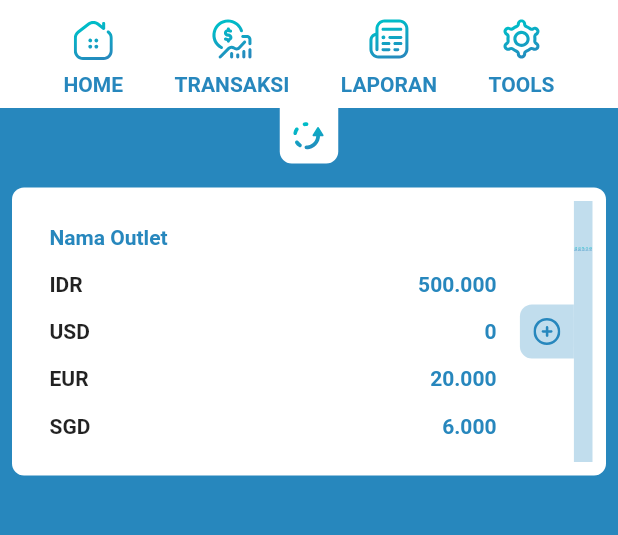
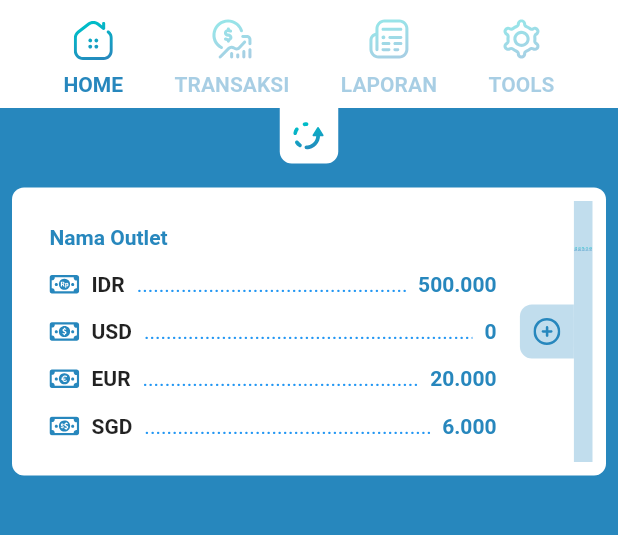
Before and after one commit to imaldi/app_keuangan, a Flutter app: the screen it shows after launch, on a phone screen of 412 x 824 dp, the part 54-589 px from its top. Run offline on Flutter 3.47's test engine with Material 2 defaults, Android fonts, the phone set to English and light mode, and no system bars; our stand-ins replace auto_route, flutter_svg, google_fonts.

Commit message:
done formatting home screen main container

```diff
--- a/lib/core/resources/const/path/svg_icon_path.dart
+++ b/lib/core/resources/const/path/svg_icon_path.dart
@@ -12,3 +12,7 @@ const btnInputMutasiPath = "$baseSVGPath/button_input_mutasi.svg";
 const btnInputKursPath = "$baseSVGPath/button_input_kurs.svg";
 const btnOpenSlidePath = "$baseSVGPath/button_open_slide.svg";
 const btnCloseSlidePath = "$baseSVGPath/button_close_slide.svg";
+const iconRupiahPath = "$baseSVGPath/icon_rupiah.svg";
+const iconDollarPath = "$baseSVGPath/icon_dollar.svg";
+const iconEuroPath = "$baseSVGPath/icon_euro.svg";
+const iconSingaporeDollarPath = "$baseSVGPath/icon_dollar_singapore.svg";
--- /dev/null
+++ b/lib/core/resources/const/string/labels.dart
@@ -0,0 +1,2 @@
+const longEllipsis = ".........................................................";
+const ultraLongEllipsis = "$longEllipsis$longEllipsis$longEllipsis";
--- /dev/null
+++ b/lib/core/resources/helper/currency_formatter.dart
@@ -0,0 +1,29 @@
+
+
+import 'package:intl/intl.dart';
+
+String currencySymbol({required String localeString}) {
+  var format = NumberFormat.simpleCurrency(locale: localeString);
+  return format.currencySymbol;
+}
+
+String currencyName({required String localeString}) {
+  var format = NumberFormat.simpleCurrency(locale: localeString);
+  return format.currencyName ?? "-";
+}
+
+String rupiahSymbol(){
+  return currencySymbol(localeString: "id");
+}
+
+String usdSymbol(){
+  return currencySymbol(localeString: "en_US");
+}
+
+String eurSymbol(){
+  return currencySymbol(localeString: "eu");
+}
+
+String sgdSymbol(){
+  return currencySymbol(localeString: "en_SG");
+}
--- /dev/null
+++ b/lib/core/resources/helper/number_formatter.dart
@@ -0,0 +1,6 @@
+import 'package:intl/intl.dart';
+
+String indonesianNumberFormat(String? theNumber){
+  var safeNumbString = theNumber ?? "";
+  return NumberFormat.decimalPattern('id').format(int.parse(safeNumbString.isNotEmpty ? safeNumbString : "0"));
+}
--- a/lib/main.dart
+++ b/lib/main.dart
@@ -2,9 +2,11 @@ import 'package:app_keuangan/core/resources/const/colors/colors.dart';
 import 'package:flutter/material.dart';
 import 'core/routes/app_router.gr.dart';
 import 'package:google_fonts/google_fonts.dart';
+import 'package:intl/date_symbol_data_local.dart';
 
 void main() {
   WidgetsFlutterBinding.ensureInitialized();
+  initializeDateFormatting('id');
 
   runApp(RootWidget());
 }
--- a/lib/presentation/widgets/appbar/home_appbar.dart
+++ b/lib/presentation/widgets/appbar/home_appbar.dart
@@ -45,9 +45,15 @@ class _HomeAppbarState extends State<HomeAppbar> {
                 // TODO: make some of these transparent
                 children: const [
                   LabelledSvgIcon(homeIconPath, "HOME",optionalTextTopMargin: sizeNormal,),
-                  LabelledSvgIcon(stockIconPath, "TRANSAKSI"),
-                  LabelledSvgIcon(newsIconPath, "LAPORAN"),
-                  LabelledSvgIcon(settingsIconPath, "TOOLS"),
+                  Opacity(
+                      opacity: 0.4,
+                      child: LabelledSvgIcon(stockIconPath, "TRANSAKSI")),
+                  Opacity(
+                      opacity: 0.4,
+                      child: LabelledSvgIcon(newsIconPath, "LAPORAN")),
+                  Opacity(
+                      opacity: 0.4,
+                      child: LabelledSvgIcon(settingsIconPath, "TOOLS")),
                 ],
               ),
             ],),)),
--- a/lib/presentation/widgets/container/home_screen_main_container.dart
+++ b/lib/presentation/widgets/container/home_screen_main_container.dart
@@ -5,8 +5,11 @@ import 'package:app_keuangan/core/resources/const/path/svg_icon_path.dart';
 import 'package:app_keuangan/presentation/widgets/container/rounded_container.dart';
 import 'package:app_keuangan/presentation/widgets/icon/labelled_svg_icon.dart';
 import 'package:app_keuangan/presentation/widgets/text/custom_text.dart';
+import 'package:app_keuangan/presentation/widgets/text/ellipsis_text.dart';
 import 'package:flutter/material.dart';
 import 'package:flutter_svg/flutter_svg.dart';
+
+import '../../../core/resources/helper/currency_formatter.dart';
 
 class HomeScreenMainContainer extends StatefulWidget {
   const HomeScreenMainContainer({Key? key}) : super(key: key);
@@ -50,10 +53,13 @@ class _HomeScreenMainContainerState extends State<HomeScreenMainContainer> {
                     Row(
                       mainAxisAlignment: MainAxisAlignment.spaceBetween,
                       children: [
+                        SvgPicture.asset(iconRupiahPath),
+                        SizedBox(width: sizeNormal,),
                         const CustomText(
                           "IDR",
                           weight: FontWeight.bold,
                         ),
+                        const EllipsisText(),
                         CustomText(
                           "500.000",
                           color: primaryTextColor,
@@ -64,10 +70,14 @@ class _HomeScreenMainContainerState extends State<HomeScreenMainContainer> {
                     Row(
                       mainAxisAlignment: MainAxisAlignment.spaceBetween,
                       children: [
+                        SvgPicture.asset(iconDollarPath),
+                        SizedBox(width: sizeNormal,),
                         const CustomText(
                           "USD",
                           weight: FontWeight.bold,
                         ),
+                        const EllipsisText(),
+
                         CustomText(
                           "0",
                           color: primaryTextColor,
@@ -78,10 +88,14 @@ class _HomeScreenMainContainerState extends State<HomeScreenMainContainer> {
                     Row(
                       mainAxisAlignment: MainAxisAlignment.spaceBetween,
                       children: [
+                        SvgPicture.asset(iconEuroPath),
+                        SizedBox(width: sizeNormal,),
                         const CustomText(
                           "EUR",
                           weight: FontWeight.bold,
                         ),
+                        const EllipsisText(),
+
                         CustomText(
                           "20.000",
                           color: primaryTextColor,
@@ -92,10 +106,14 @@ class _HomeScreenMainContainerState extends State<HomeScreenMainContainer> {
                     Row(
                       mainAxisAlignment: MainAxisAlignment.spaceBetween,
                       children: [
+                        SvgPicture.asset(iconSingaporeDollarPath),
+                        SizedBox(width: sizeNormal,),
                         const CustomText(
                           "SGD",
                           weight: FontWeight.bold,
                         ),
+                        const EllipsisText(),
+
                         CustomText(
                           "6.000",
                           color: primaryTextColor,
@@ -245,10 +263,11 @@ class _HomeScreenMainContainerState extends State<HomeScreenMainContainer> {
                                                         mainAxisAlignment: MainAxisAlignment.spaceBetween,
                                                         children: [
                                                           CustomText(
-                                                            "Nama Outlet",
-                                                            color: primaryTextColor,
+                                                            "Jumlah Barang",
                                                             weight: FontWeight.bold,
-                                                          ),CustomText(
+                                                          ),
+                                                          EllipsisText(),
+                                                          CustomText(
                                                             "16",
                                                             weight: FontWeight.bold,
                                                           ),
@@ -260,11 +279,11 @@ class _HomeScreenMainContainerState extends State<HomeScreenMainContainer> {
                                                         mainAxisAlignment: MainAxisAlignment.spaceBetween,
                                                         children: [
                                                           const CustomText(
-                                                            "IDR",
-                                                            weight: FontWeight.bold,
+                                                            "Total IDR",
                                                           ),
+                                                          EllipsisText(),
                                                           CustomText(
-                                                            "500.000",
+                                                            "${rupiahSymbol()} 500.000",
                                                             color: primaryTextColor,
                                                             weight: FontWeight.bold,
                                                           )
@@ -276,11 +295,11 @@ class _HomeScreenMainContainerState extends State<HomeScreenMainContainer> {
                                                         mainAxisAlignment: MainAxisAlignment.spaceBetween,
                                                         children: [
                                                           const CustomText(
-                                                            "USD",
-                                                            weight: FontWeight.bold,
+                                                            "Total USD",
                                                           ),
+                                                          EllipsisText(),
                                                           CustomText(
-                                                            "0",
+                                                            "${usdSymbol()} 0",
                                                             color: primaryTextColor,
                                                             weight: FontWeight.bold,
                                                           )
@@ -292,11 +311,11 @@ class _HomeScreenMainContainerState extends State<HomeScreenMainContainer> {
                                                         mainAxisAlignment: MainAxisAlignment.spaceBetween,
                                                         children: [
                                                           const CustomText(
-                                                            "EUR",
-                                                            weight: FontWeight.bold,
+                                                            "Total EUR",
                                                           ),
+                                                          EllipsisText(),
                                                           CustomText(
-                                                            "20.000",
+                                                            "${eurSymbol()} 20.000",
                                                             color: primaryTextColor,
                                                             weight: FontWeight.bold,
                                                           )
@@ -308,11 +327,11 @@ class _HomeScreenMainContainerState extends State<HomeScreenMainContainer> {
                                                         mainAxisAlignment: MainAxisAlignment.spaceBetween,
                                                         children: [
                                                           const CustomText(
-                                                            "SGD",
-                                                            weight: FontWeight.bold,
+                                                            "Total SGD",
                                                           ),
+                                                          EllipsisText(),
                                                           CustomText(
-                                                            "6.000",
+                                                            "${sgdSymbol()} 6.000",
                                                             color: primaryTextColor,
                                                             weight: FontWeight.bold,
                                                           )
--- a/lib/presentation/widgets/text/custom_text.dart
+++ b/lib/presentation/widgets/text/custom_text.dart
@@ -9,6 +9,8 @@ class CustomText extends StatelessWidget {
       this.weight,
       this.decoration,
       this.shadows,
+      this.overflow,
+        this.softWrap,
       this.letterSpacing})
       : super(key: key);
   final String data;
@@ -19,12 +21,15 @@ class CustomText extends StatelessWidget {
   final TextAlign? textAlign;
   final TextDecoration? decoration;
   final List<Shadow>? shadows;
+  final TextOverflow? overflow;
+  final bool? softWrap;
 
   @override
   Widget build(BuildContext context) {
     return Text(
       data,
       textAlign: textAlign,
+      overflow: overflow,
       style: TextStyle(
         color: color,
         fontSize: size,
@@ -33,8 +38,9 @@ class CustomText extends StatelessWidget {
         decorationThickness: 2,
         decorationColor: shadows?.first.color,
         letterSpacing: letterSpacing,
-          shadows: shadows),
-      softWrap: true,
+        shadows: shadows,
+      ),
+      softWrap: softWrap ?? true,
     );
   }
 }
--- /dev/null
+++ b/lib/presentation/widgets/text/ellipsis_text.dart
@@ -0,0 +1,25 @@
+import 'package:app_keuangan/core/resources/const/numbers/sizes.dart';
+import 'package:flutter/material.dart';
+
+import '../../../core/resources/const/string/labels.dart';
+import 'custom_text.dart';
+
+/// Have to be used in a Row / Column
+class EllipsisText extends StatelessWidget {
+  const EllipsisText({Key? key}) : super(key: key);
+
+  @override
+  Widget build(BuildContext context) {
+    return Flexible(
+      child: Container(
+        padding: const EdgeInsets.symmetric(horizontal: sizeNormal),
+        child: const CustomText(
+          ultraLongEllipsis,
+          color: Colors.blue,
+          // overflow: TextOverflow.fade,
+          softWrap: false,
+        ),
+      ),
+    );
+  }
+}
```
Also changed, not shown: assets/svg/icon_dollar.svg (added), assets/svg/icon_dollar_singapore.svg (added), assets/svg/icon_euro.svg (added), assets/svg/icon_rupiah.svg (added). Lines whose indentation alone changed are shown as unchanged.
